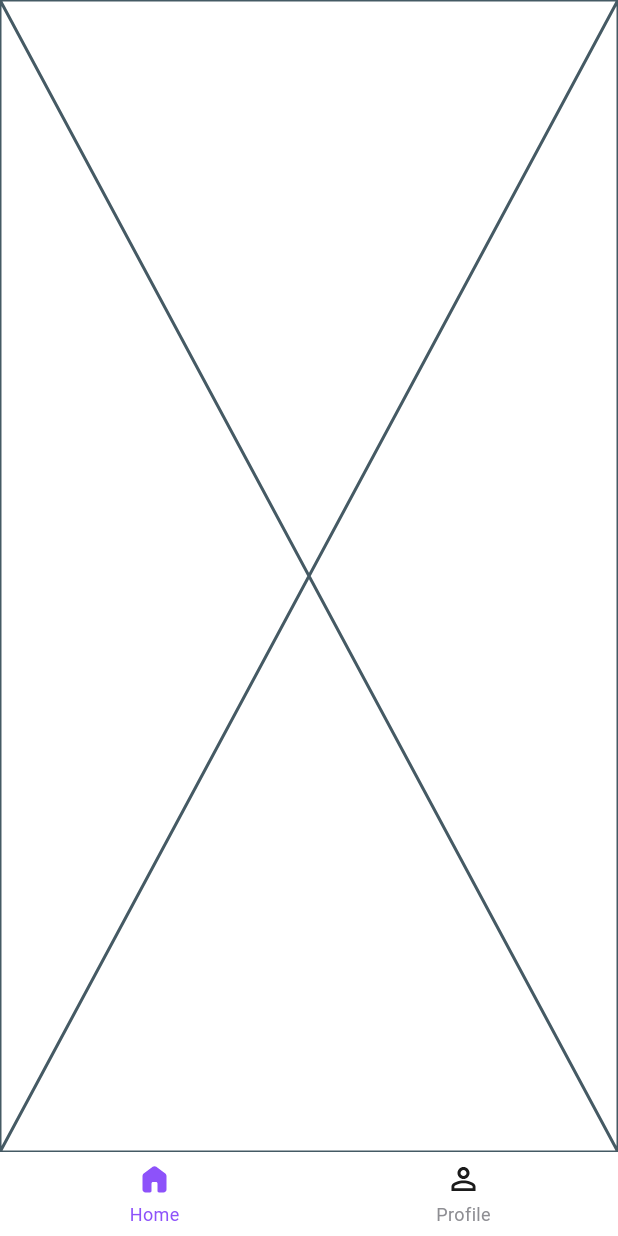
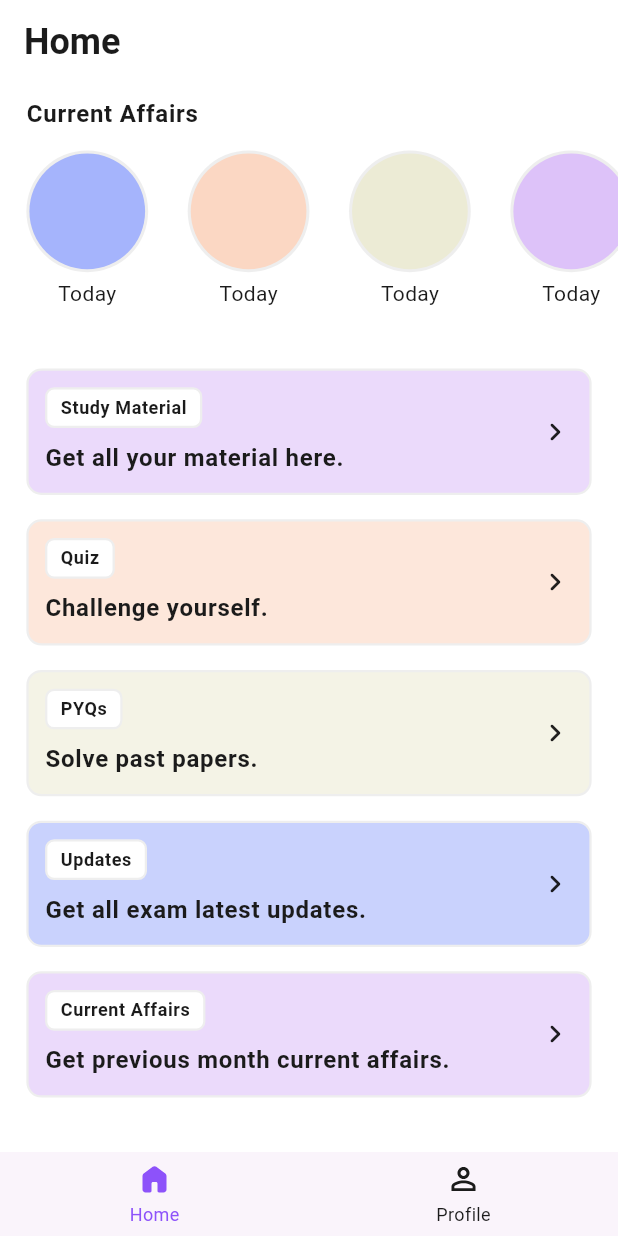
Before and after one commit to Jaydeepsinh-Devda/vidhya_marg, a Flutter app: the screen it shows after launch, on a phone screen of 412 x 824 dp. Run offline on Flutter 3.47's test engine with Material 3 defaults, Android fonts, the phone set to English and light mode, and no system bars; drawn by our look-alikes of persistent_bottom_nav_bar_v2; our stand-ins replace flutter_svg, get.

Commit message:
home screen design

```diff
--- /dev/null
+++ b/lib/app/core/bindings/main_screen.bindings.dart
@@ -0,0 +1,11 @@
+import 'package:get/get.dart';
+import 'package:vidhya_marg/app/screens/profile/profile_controller.dart';
+import '../../screens/home/home_controller.dart';
+
+class MainScreenBinding extends Bindings {
+  @override
+  void dependencies() {
+    Get.lazyPut<HomeController>(() => HomeController());
+    Get.lazyPut<ProfileController>(() => ProfileController());
+  }
+}
--- a/lib/app/core/controllers/theme_controller.dart
+++ b/lib/app/core/controllers/theme_controller.dart
@@ -4,7 +4,7 @@ import '../utils/app_colors.dart';
 
 class ThemeController extends GetxController {
   // Reactive ThemeMode
-  var themeMode = ThemeMode.system.obs;
+  var themeMode = ThemeMode.light.obs;
 
   // Light Theme Data
   ThemeData get lightTheme => ThemeData(
@@ -12,19 +12,24 @@ class ThemeController extends GetxController {
     primaryColor: AppColors.lightPrimary,
     scaffoldBackgroundColor: AppColors.lightBackground,
     appBarTheme: AppBarTheme(
-          backgroundColor: AppColors.lightPrimary,
-          foregroundColor: AppColors.lightText,
+      backgroundColor: Colors.white,
+      foregroundColor: AppColors.blackText,
+      titleTextStyle: TextStyle(
+        color: AppColors.blackText,
+        fontSize: 24,
+        fontWeight: FontWeight.bold,
+      ),
       elevation: 0,
     ),
     textTheme: TextTheme(
-          bodyLarge: TextStyle(color: AppColors.lightText),
-          bodyMedium: TextStyle(color: AppColors.lightText),
+      bodyLarge: TextStyle(color: AppColors.blackText),
+      bodyMedium: TextStyle(color: AppColors.blackText),
     ),
     colorScheme: ColorScheme.light(
       primary: AppColors.lightPrimary,
       secondary: AppColors.lightAccent,
       surface: AppColors.lightBackground,
-          onSurface: AppColors.lightText,
+      onSurface: AppColors.blackText,
     ),
   );
 
--- a/lib/app/core/routes/app_pages.dart
+++ b/lib/app/core/routes/app_pages.dart
@@ -1,14 +1,14 @@
-import 'package:vidhya_marg/app/core/bindings/home_binding.dart';
+import 'package:vidhya_marg/app/core/bindings/main_screen.bindings.dart';
 import 'package:vidhya_marg/app/core/routes/app_routes.dart';
-import 'package:vidhya_marg/app/screens/home/home_view.dart';
 import 'package:get/get.dart';
+import 'package:vidhya_marg/main.dart';
 
 class AppPages {
   static final routes = [
     GetPage(
       name: AppRoutes.home,
-      page: () => HomeView(),
-      binding: HomeBinding(),
+      page: () => MainScreen(),
+      binding: MainScreenBinding(),
     ),
   ];
 }
--- a/lib/app/core/utils/app_colors.dart
+++ b/lib/app/core/utils/app_colors.dart
@@ -4,7 +4,7 @@ class AppColors {
   // Light Theme Colors
   static const Color lightPrimary = Color(0xFF1976D2); // Blue
   static const Color lightBackground = Color(0xFFFFFFFF); // White
-  static const Color lightText = Color(0xFF000000); // Black
+  static const Color blackText = Color(0xFF1B1B1B); // Black
   static const Color lightAccent = Color(0xFFFFA000); // Amber
 
   // Dark Theme Colors
@@ -15,4 +15,14 @@ class AppColors {
 
   // Nav Bar Color
   static const Color navBarColor = Color(0xFF8D52FA);
+  static const Color navBarBackgroundColor = Color(0xFFFAF4FB);
+
+  // App Color Palette
+  static const Color lightBlue = Color(0xFFA5B4FC);
+  static const Color lightOrange = Color(0xFFFBD7C3);
+  static const Color lightGreen = Color(0xFFECEBD5);
+  static const Color lightViolet = Color(0xFFDDC2F9);
+
+  // Grey Color
+  static const Color lightGrey = Color(0xFFEEEEEE); // Light Grey
 }
--- /dev/null
+++ b/lib/app/core/utils/app_string.dart
@@ -0,0 +1,22 @@
+class AppString {
+  // Application name
+  // This is used in the app bar and other places where the app name is displayed.
+  static const String appName = "Vidhya Marg";
+
+  // AppBar Titles
+  static const String kHome = "Home";
+  static const String kProfile = "Profile";
+
+  // Strings
+  static const String kCurrentAffairs = "Current Affairs";
+  static const String kStudyMaterial = "Study Material";
+  static const String kStudyMaterialSubtitle = "Get all your material here.";
+  static const String kQuiz = "Quiz";
+  static const String kQuizSubtitle = "Challenge yourself.";
+  static const String kPYQs = "PYQs";
+  static const String kPYQsSubtitle = "Solve past papers.";
+  static const String kUpdates = "Updates";
+  static const String kUpdatesSubtitle = "Get all exam latest updates.";
+  static const String kCurrentAffairsSubtitle =
+      "Get previous month current affairs.";
+}
--- /dev/null
+++ b/lib/app/core/utils/size_config.dart
@@ -0,0 +1,19 @@
+import 'package:flutter/material.dart';
+
+class SizeConfig {
+  static late double screenWidth;
+  static late double screenHeight;
+  static late double scaleFactor;
+
+  static void init(BuildContext context) {
+    final mediaQuery = MediaQuery.of(context);
+    screenWidth = mediaQuery.size.width;
+    screenHeight = mediaQuery.size.height;
+
+    // You can choose height or width as base — here height is used
+    scaleFactor = screenHeight / 812; // 812 is a common base height (iPhone X)
+  }
+
+  static double height(double value) => value * scaleFactor;
+  static double width(double value) => value * (screenWidth / 375); // base width = 375
+}
--- a/lib/app/screens/home/home_controller.dart
+++ b/lib/app/screens/home/home_controller.dart
@@ -1,9 +1,18 @@
-
+import 'package:flutter/material.dart';
 import 'package:get/get.dart';
+import 'package:vidhya_marg/app/core/utils/app_colors.dart';
 
 class HomeController extends GetxController {
   var isLoading = false.obs;
   var currentAffairs = [].obs;
+
+  // Color List
+  final List<Color> storyColors = [
+    AppColors.lightBlue,
+    AppColors.lightOrange,
+    AppColors.lightGreen,
+    AppColors.lightViolet,
+  ];
 
   @override
   void onInit() {
--- a/lib/app/screens/home/home_view.dart
+++ b/lib/app/screens/home/home_view.dart
@@ -1,10 +1,77 @@
 import 'package:flutter/material.dart';
+import 'package:get/get.dart';
+import 'package:vidhya_marg/app/core/utils/app_colors.dart';
+import 'package:vidhya_marg/app/core/utils/app_string.dart';
+import 'package:vidhya_marg/app/core/utils/size_config.dart';
+import 'package:vidhya_marg/app/screens/home/home_controller.dart';
+import 'package:vidhya_marg/app/screens/home/widgets/current_affairs_section.dart';
+import 'package:vidhya_marg/app/ui_components/custom_card.dart';
 
 class HomeView extends StatelessWidget {
-  const HomeView({super.key});
+  HomeView({super.key});
 
+  final controller = Get.find<HomeController>();
+
+  //! Build Method
   @override
   Widget build(BuildContext context) {
-    return const Placeholder();
+    SizeConfig.init(context);
+    return Scaffold(
+      appBar: AppBar(title: const Text(AppString.kHome)),
+      body: _scaffoldBody(context),
+    );
   }
+
+  //! Widget Methods
+  Widget _scaffoldBody(BuildContext context) {
+    return SafeArea(
+      child: SingleChildScrollView(
+        child: Column(
+          children: [
+            CurrentAffairsSection(controller: controller),
+            _studyMaterialCard(),
+            _quizCard(),
+            _pyqCard(),
+            _updatesCard(),
+            _currentAffairCard(),
+          ],
+        ),
+      ),
+    );
+  }
+
+  Widget _studyMaterialCard() => CustomCard(
+    title: AppString.kStudyMaterial,
+    subtitle: AppString.kStudyMaterialSubtitle,
+    color: AppColors.lightViolet.withValues(alpha: 0.6),
+    onCardClick: () {},
+  );
+
+  Widget _quizCard() => CustomCard(
+    title: AppString.kQuiz,
+    subtitle: AppString.kQuizSubtitle,
+    color: AppColors.lightOrange.withValues(alpha: 0.6),
+    onCardClick: () {},
+  );
+
+  Widget _pyqCard() => CustomCard(
+    title: AppString.kPYQs,
+    subtitle: AppString.kPYQsSubtitle,
+    color: AppColors.lightGreen.withValues(alpha: 0.6),
+    onCardClick: () {},
+  );
+
+  Widget _updatesCard() => CustomCard(
+    title: AppString.kUpdates,
+    subtitle: AppString.kUpdatesSubtitle,
+    color: AppColors.lightBlue.withValues(alpha: 0.6),
+    onCardClick: () {},
+  );
+
+  Widget _currentAffairCard() => CustomCard(
+    title: AppString.kCurrentAffairs,
+    subtitle: AppString.kCurrentAffairsSubtitle,
+    color: AppColors.lightViolet.withValues(alpha: 0.6),
+    onCardClick: () {},
+  );
 }
--- /dev/null
+++ b/lib/app/screens/home/widgets/current_affairs_section.dart
@@ -0,0 +1,73 @@
+import 'package:flutter/material.dart';
+import 'package:vidhya_marg/app/core/utils/app_colors.dart';
+import 'package:vidhya_marg/app/core/utils/app_string.dart';
+import 'package:vidhya_marg/app/core/utils/size_config.dart';
+import 'package:vidhya_marg/app/screens/home/home_controller.dart';
+
+class CurrentAffairsSection extends StatelessWidget {
+  final HomeController controller;
+
+  const CurrentAffairsSection({required this.controller, super.key});
+
+  //! Widget Methods
+  @override
+  Widget build(BuildContext context) {
+    return Column(
+      crossAxisAlignment: CrossAxisAlignment.start,
+      mainAxisSize: MainAxisSize.min,
+      children: [
+        _currentAffairsText(context),
+        SizedBox(height: SizeConfig.height(12)),
+        _currentAffairsStoryBubbles(context),
+      ],
+    );
+  }
+
+  //! Widget Methods
+  Widget _currentAffairsText(BuildContext context) => Padding(
+    padding: EdgeInsets.only(
+      left: SizeConfig.width(16),
+      top: SizeConfig.height(8),
+    ),
+    child: Text(
+      AppString.kCurrentAffairs,
+      style: Theme.of(
+        context,
+      ).textTheme.bodyLarge?.copyWith(fontWeight: FontWeight.bold),
+    ),
+  );
+
+  Widget _currentAffairsStoryBubbles(BuildContext context) {
+    return SizedBox(
+      height: MediaQuery.of(context).size.width / 3,
+      child: _bubbleList(),
+    );
+  }
+
+  Widget _bubbleList() => ListView.separated(
+    scrollDirection: Axis.horizontal,
+    shrinkWrap: true,
+    itemCount: 10,
+    separatorBuilder: (context, index) => SizedBox(width: SizeConfig.width(8)),
+    itemBuilder: (context, index) {
+      final color =
+          controller.storyColors[index % controller.storyColors.length];
+      return Padding(
+        padding: EdgeInsets.only(left: SizeConfig.width(16)),
+        child: Column(
+          children: [
+            _circularAvatar(color),
+            SizedBox(height: SizeConfig.height(4)),
+            Text("Today", style: Theme.of(context).textTheme.bodyMedium),
+          ],
+        ),
+      );
+    },
+  );
+
+  Widget _circularAvatar(Color color) => CircleAvatar(
+    radius: SizeConfig.height(40),
+    backgroundColor: AppColors.lightGrey,
+    child: CircleAvatar(radius: SizeConfig.height(38), backgroundColor: color),
+  );
+}
--- a/lib/app/screens/profile/profile_view.dart
+++ b/lib/app/screens/profile/profile_view.dart
@@ -1,10 +1,20 @@
 import 'package:flutter/material.dart';
+import 'package:vidhya_marg/app/core/utils/app_string.dart';
+import 'package:vidhya_marg/app/core/utils/size_config.dart';
 
 class ProfileView extends StatelessWidget {
   const ProfileView({super.key});
 
+  //! Build Method
   @override
   Widget build(BuildContext context) {
-    return const Placeholder();
+    SizeConfig.init(context);
+    return Scaffold(
+      appBar: AppBar(title: const Text(AppString.kProfile)),
+      // body: _scaffoldBody(context),
+    );
   }
+
+  //! Widget Methods
+
 }
--- /dev/null
+++ b/lib/app/ui_components/custom_card.dart
@@ -0,0 +1,82 @@
+import 'package:flutter/material.dart';
+import 'package:vidhya_marg/app/core/utils/app_colors.dart';
+import 'package:vidhya_marg/app/core/utils/size_config.dart';
+
+class CustomCard extends StatelessWidget {
+  final String title;
+  final String subtitle;
+  final Color? color;
+  final VoidCallback onCardClick;
+
+  const CustomCard({
+    required this.title,
+    required this.subtitle,
+    required this.color,
+    required this.onCardClick,
+    super.key,
+  });
+
+  //! Build Method
+  @override
+  Widget build(BuildContext context) {
+    return Padding(
+      padding: EdgeInsets.symmetric(
+        horizontal: SizeConfig.width(16),
+        vertical: SizeConfig.height(8),
+      ),
+      child: GestureDetector(
+        onTap: onCardClick,
+        child: Container(
+          padding: EdgeInsets.all(SizeConfig.width(10)),
+          width: double.infinity,
+          decoration: BoxDecoration(
+            color: color,
+            borderRadius: BorderRadius.circular(10),
+            border: Border.all(color: AppColors.lightGrey, width: 1.5),
+          ),
+          child: _cardContent(context),
+        ),
+      ),
+    );
+  }
+
+  //! Widget Methods
+  Widget _cardContent(BuildContext context) => Row(
+    mainAxisAlignment: MainAxisAlignment.spaceBetween,
+    children: [_titleAndSubtitle(context), Icon(Icons.chevron_right_rounded)],
+  );
+
+  Widget _titleAndSubtitle(BuildContext context) => Column(
+    crossAxisAlignment: CrossAxisAlignment.start,
+    children: [
+      _titleCard(context),
+      SizedBox(height: SizeConfig.height(8)),
+      _subTitleText(context),
+    ],
+  );
+
+  Widget _titleCard(BuildContext context) => Container(
+    padding: EdgeInsets.symmetric(
+      vertical: SizeConfig.height(4),
+      horizontal: SizeConfig.width(8),
+    ),
+    decoration: BoxDecoration(
+      color: Colors.white,
+      borderRadius: BorderRadius.circular(6),
+      border: Border.all(color: AppColors.lightGrey, width: 1.5),
+    ),
+    child: Text(
+      title,
+      style: Theme.of(
+        context,
+      ).textTheme.bodySmall?.copyWith(fontWeight: FontWeight.bold),
+    ),
+  );
+
+  Widget _subTitleText(BuildContext context) => Text(
+    subtitle,
+    style: Theme.of(
+      context,
+    ).textTheme.bodyLarge?.copyWith(fontWeight: FontWeight.bold),
+  );
+}
--- a/lib/main.dart
+++ b/lib/main.dart
@@ -1,6 +1,9 @@
 import 'package:vidhya_marg/app/core/controllers/theme_controller.dart';
+import 'package:vidhya_marg/app/core/routes/app_pages.dart';
+import 'package:vidhya_marg/app/core/routes/app_routes.dart';
 import 'package:vidhya_marg/app/core/utils/app_colors.dart';
 import 'package:vidhya_marg/app/core/utils/app_icons.dart';
+import 'package:vidhya_marg/app/core/utils/app_string.dart';
 import 'package:vidhya_marg/app/screens/home/home_view.dart';
 import 'package:vidhya_marg/app/screens/profile/profile_view.dart';
 import 'package:flutter/material.dart';
@@ -23,11 +26,12 @@ class MyApp extends StatelessWidget {
   Widget build(BuildContext context) {
     return Obx(
       () => GetMaterialApp(
-        title: 'Exam Prep',
+        title: 'Vidhya Marg',
         theme: themeController.lightTheme,
         darkTheme: themeController.darkTheme,
         themeMode: themeController.themeMode.value,
-        home: MainScreen(),
+        getPages: AppPages.routes,
+        initialRoute: AppRoutes.home,
         debugShowCheckedModeBanner: false,
       ),
     );
@@ -49,8 +53,9 @@ class MainScreen extends StatelessWidget {
             item: ItemConfig(
               icon: SvgPicture.asset(AppIcons.homeActive),
               inactiveIcon: SvgPicture.asset(AppIcons.home),
-              title: "Home",
+              title: AppString.kHome,
               activeForegroundColor: AppColors.navBarColor,
+              inactiveForegroundColor: AppColors.blackText,
             ),
           ),
           PersistentTabConfig(
@@ -58,13 +63,18 @@ class MainScreen extends StatelessWidget {
             item: ItemConfig(
               icon: SvgPicture.asset(AppIcons.profileActive),
               inactiveIcon: SvgPicture.asset(AppIcons.profile),
-              title: "Profile",
+              title: AppString.kProfile,
               activeForegroundColor: AppColors.navBarColor,
+              inactiveForegroundColor: AppColors.blackText,
             ),
           ),
         ],
-        navBarBuilder: (navBarConfig) =>
-            Style1BottomNavBar(navBarConfig: navBarConfig),
+        navBarBuilder: (navBarConfig) => Style1BottomNavBar(
+          navBarConfig: navBarConfig,
+          navBarDecoration: NavBarDecoration(
+            color: AppColors.navBarBackgroundColor,
+          ),
+        ),
       ),
     );
   }
```
Lines whose indentation alone changed are shown as unchanged.
